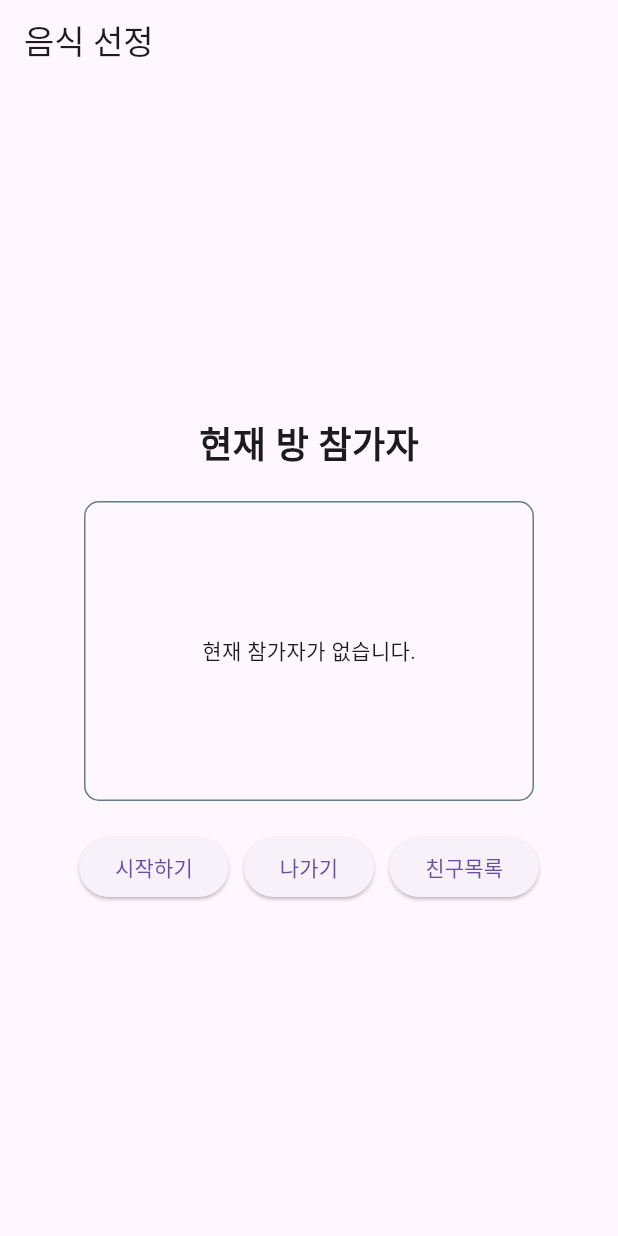
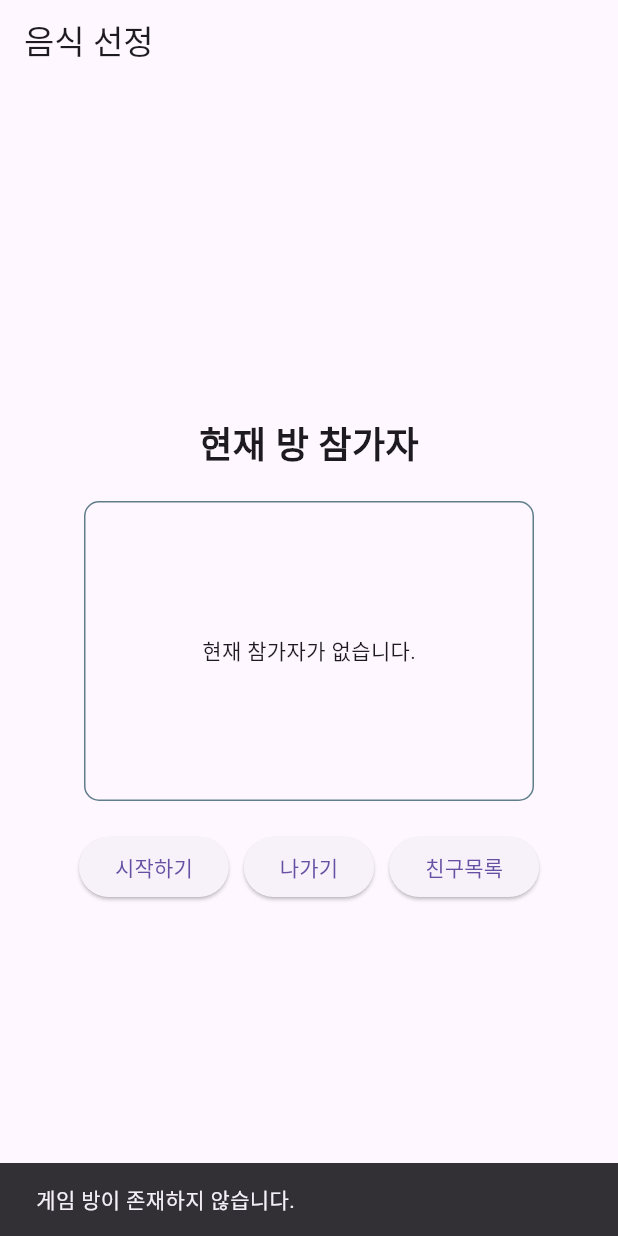
Before and after one commit to imyhnam0/food_choose, a Flutter app: the HomePage screen opened directly, after a tap on "시작하기", on a phone screen of 412 x 824 dp. Run offline on Flutter 3.47's test engine with Material 3 defaults, Android fonts, the phone set to English and light mode, and no system bars; our stand-ins replace cloud_firestore, firebase_auth, firebase_core, shared_preferences; accounts and stored records are empty; statements that could not run were skipped.

Commit message:
start room

```diff
--- a/lib/main.dart
+++ b/lib/main.dart
@@ -314,11 +314,25 @@ class _HomePageState extends State<HomePage> {
                   mainAxisAlignment: MainAxisAlignment.center,
                   children: [
                     ElevatedButton(
-                      onPressed: () async {
-
+                      onPressed: () {
+                        if (gameId != null) {
+                          Navigator.push(
+                            context,
+                            MaterialPageRoute(
+                              builder: (context) => FoodChoosePage(
+                                gameId: gameId!, // null이 아님을 보장하고 전달
+                              ),
+                            ),
+                          );
+                        } else {
+                          ScaffoldMessenger.of(context).showSnackBar(
+                            const SnackBar(content: Text('게임 방이 존재하지 않습니다.')),
+                          );
+                        }
                       },
                       child: const Text('시작하기'),
                     ),
+
                     const SizedBox(width: 10),
                     ElevatedButton(
                       onPressed: () async{
```
Also changed, not shown: lib/foodchoose.dart (+31 -6 lines).
